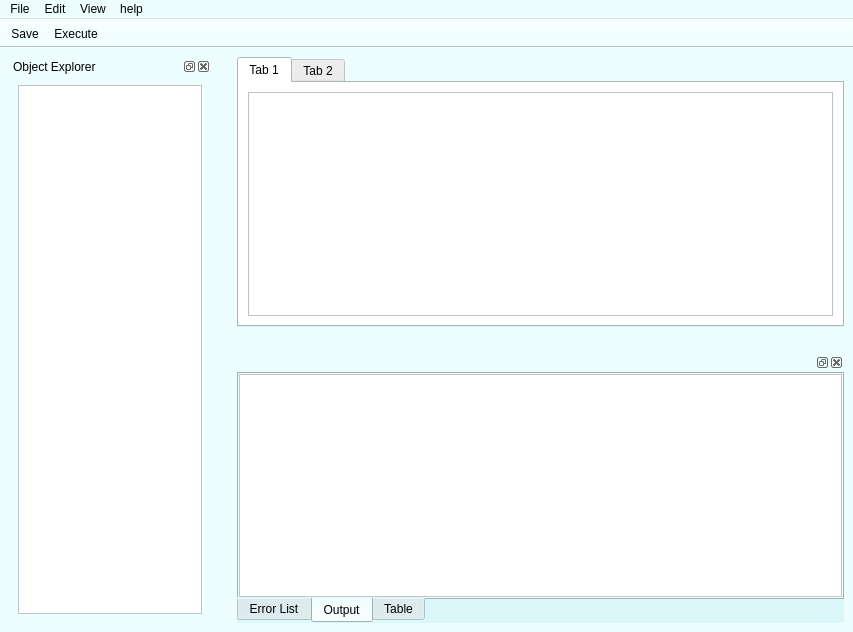
Islam-abdelwahed/DB-Engine, file mainwindow.ui: the form before one commit.
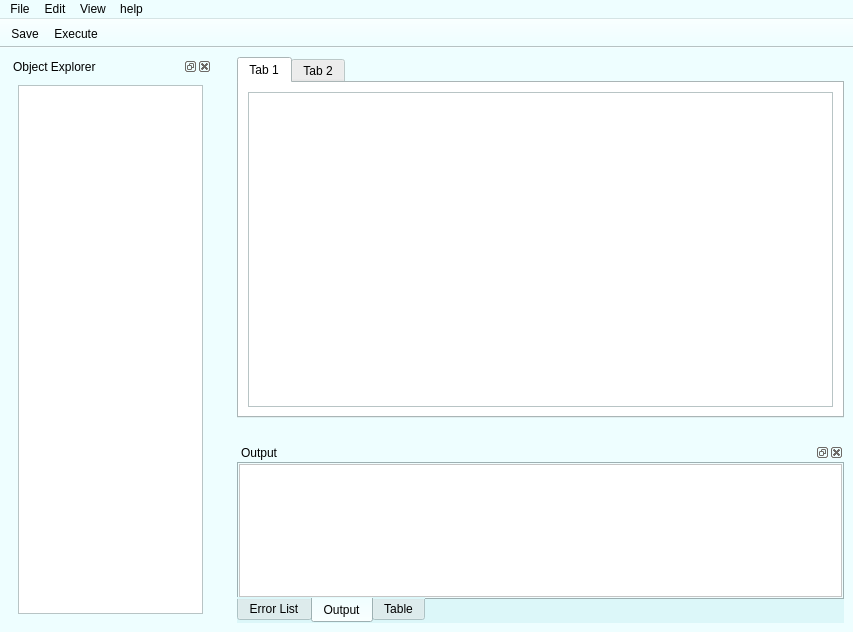
The form after the commit. The open tabs and pages were chosen to show the change. Icons and pictures are not drawn.

What changed in the file:
```diff
--- a/mainwindow.ui
+++ b/mainwindow.ui
@@ -969,14 +969,23 @@
    <layout class="QVBoxLayout" name="verticalLayout_3">
     <item>
      <layout class="QHBoxLayout" name="horizontalLayout_4" stretch="1,0,3">
+      <property name="spacing">
+       <number>5</number>
+      </property>
       <item>
        <widget class="QDockWidget" name="dockWidget">
         <property name="sizePolicy">
-         <sizepolicy hsizetype="Preferred" vsizetype="Preferred">
+         <sizepolicy hsizetype="Expanding" vsizetype="Preferred">
           <horstretch>1</horstretch>
           <verstretch>0</verstretch>
          </sizepolicy>
         </property>
+        <property name="autoFillBackground">
+         <bool>false</bool>
+        </property>
+        <property name="floating">
+         <bool>false</bool>
+        </property>
         <property name="windowTitle">
          <string>Object Explorer</string>
         </property>
@@ -1010,7 +1019,7 @@
        </spacer>
       </item>
       <item>
-       <layout class="QVBoxLayout" name="verticalLayout" stretch="1,0,1">
+       <layout class="QVBoxLayout" name="verticalLayout" stretch="2,0,1">
         <item>
          <widget class="QTabWidget" name="tabWidget">
           <property name="currentIndex">
@@ -1055,6 +1064,9 @@
         </item>
         <item>
          <widget class="QDockWidget" name="dockWidget_2">
+          <property name="windowTitle">
+           <string>Output</string>
+          </property>
           <widget class="QWidget" name="dockWidgetContents_17">
            <property name="styleSheet">
             <string notr="true">background-color: #DCF7F9; color:#000</string>
@@ -1149,7 +1161,11 @@
                  <number>0</number>
                 </property>
                 <item>
-                 <widget class="QTextEdit" name="outputText"/>
+                 <widget class="QTextEdit" name="outputText">
+                  <property name="readOnly">
+                   <bool>true</bool>
+                  </property>
+                 </widget>
                 </item>
                </layout>
               </widget>
```
Left out of the diff: 21 changed lines with no effect on the pictures.
